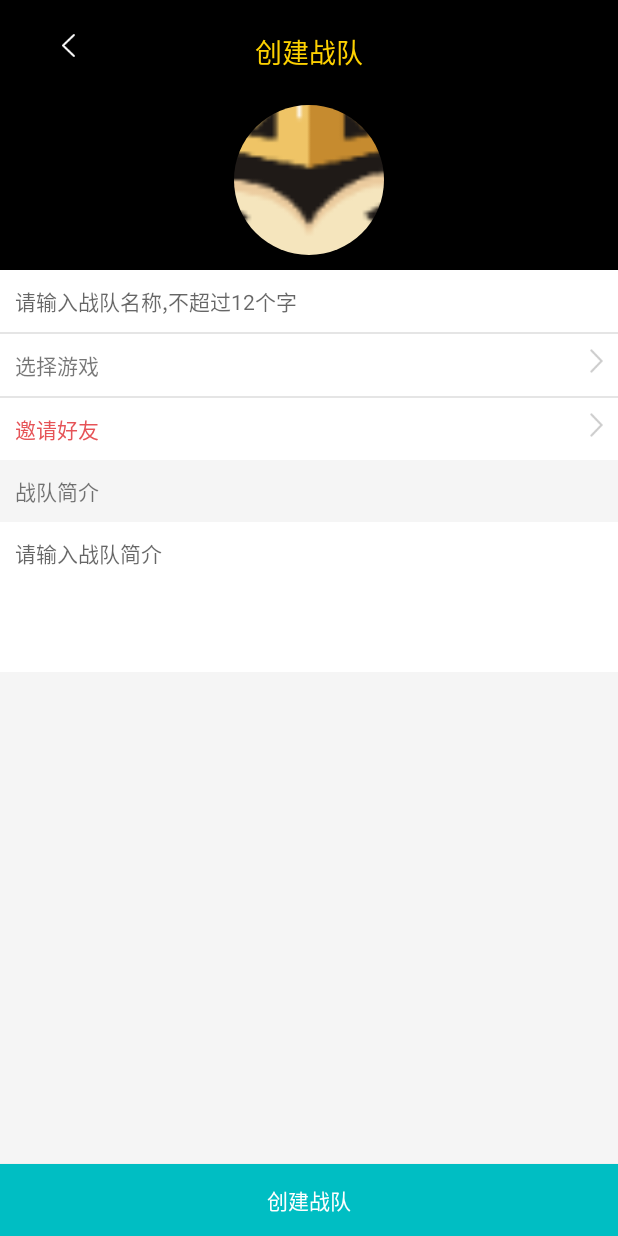
After one commit to TrueTeam/ESports2, an Android app: the CreatTeamActivity screen opened directly, with no data from a screen before it, on a phone screen of 412 x 824 dp. The commit adds this screen. Run offline under Robolectric (Android 15) with nearby library versions, the light colour scheme and no system bars; our stand-ins replace ButterKnife, CircleImageView.

Commit message:
修改全局

```diff
--- a/app/build.gradle
+++ b/app/build.gradle
@@ -37,4 +37,5 @@ dependencies {
     compile 'com.umeng.analytics:analytics:latest.integration'
 
 
+
 }
--- a/app/src/main/java/com/example/mypc/esports2/base/BaseActivity.java
+++ b/app/src/main/java/com/example/mypc/esports2/base/BaseActivity.java
@@ -13,7 +13,6 @@ import butterknife.Unbinder;
 public abstract class BaseActivity extends AppCompatActivity {
 
     private Unbinder unbind;
-    public boolean FLAG = true;
     @Override
     protected void onCreate(@Nullable Bundle savedInstanceState) {
         super.onCreate(savedInstanceState);
--- a/app/src/main/java/com/example/mypc/esports2/main/MainActivity.java
+++ b/app/src/main/java/com/example/mypc/esports2/main/MainActivity.java
@@ -6,6 +6,7 @@ import android.support.v4.app.FragmentTransaction;
 import android.view.View;
 import android.widget.RadioButton;
 
+import com.example.mypc.esports2.MyApp;
 import com.example.mypc.esports2.R;
 import com.example.mypc.esports2.base.BaseActivity;
 import com.example.mypc.esports2.fragment.UnLoginFragment;
@@ -47,7 +48,7 @@ public class MainActivity extends BaseActivity {
     private void initFragment() {
         manager = getSupportFragmentManager();
         FragmentTransaction transaction = manager.beginTransaction();
-        myGamesFragment = new MyGamesFragment(FLAG);
+        myGamesFragment = new MyGamesFragment();
         newsFragment = new NewsFragment();
         unLoginFragment = new UnLoginFragment();
         findFragment=new FindFragment();
@@ -100,10 +101,11 @@ public class MainActivity extends BaseActivity {
                 selectFragment(SELECTED_NEWS);
                 break;
             case R.id.btn_message:
-                if (FLAG) {
+                if (MyApp.getFalg()) {
 
                 } else {
                     selectFragment(SELECTED_MESSAGE);
+
                 }
                 break;
         }
--- /dev/null
+++ b/app/src/main/java/com/example/mypc/esports2/main/creatteam/CreatTeamActivity.java
@@ -0,0 +1,50 @@
+package com.example.mypc.esports2.main.creatteam;
+
+import android.view.View;
+import android.widget.Button;
+import android.widget.ImageView;
+import android.widget.LinearLayout;
+import android.widget.Toast;
+
+import com.example.mypc.esports2.R;
+import com.example.mypc.esports2.base.BaseActivity;
+
+import butterknife.BindView;
+import butterknife.OnClick;
+
+public class CreatTeamActivity extends BaseActivity {
+
+
+    @BindView(R.id.on_back_image)
+    ImageView onBackImage;
+    @BindView(R.id.layout_selector_game)
+    LinearLayout layoutSelectorGame;
+    @BindView(R.id.layout_add_friend)
+    LinearLayout layoutAddFriend;
+    @BindView(R.id.btn_craeat_team)
+    Button btnCraeatTeam;
+
+    @Override
+    public int getLayoutID() {
+        return R.layout.activity_creat_team;
+    }
+
+
+    @OnClick({R.id.on_back_image, R.id.layout_selector_game, R.id.layout_add_friend, R.id.btn_craeat_team})
+    public void onClick(View view) {
+        switch (view.getId()) {
+            case R.id.on_back_image:
+                onBackPressed();
+                break;
+            case R.id.layout_selector_game:
+                Toast.makeText(CreatTeamActivity.this,"选择游戏", Toast.LENGTH_SHORT).show();
+                break;
+            case R.id.layout_add_friend:
+                Toast.makeText(CreatTeamActivity.this,"添加好友", Toast.LENGTH_SHORT).show();
+                break;
+            case R.id.btn_craeat_team:
+                Toast.makeText(CreatTeamActivity.this,"创建战队", Toast.LENGTH_SHORT).show();
+                break;
+        }
+    }
+}
--- /dev/null
+++ b/app/src/main/res/layout/activity_creat_team.xml
@@ -0,0 +1,156 @@
+<?xml version="1.0" encoding="utf-8"?>
+<RelativeLayout xmlns:android="http://schemas.android.com/apk/res/android"
+    xmlns:tools="http://schemas.android.com/tools"
+    android:layout_width="match_parent"
+    android:layout_height="match_parent"
+    android:background="#F5F5F5"
+    tools:context="com.example.mypc.esports2.main.creatteam.CreatTeamActivity">
+
+    <LinearLayout
+        android:layout_width="wrap_content"
+        android:layout_height="wrap_content"
+        android:orientation="vertical">
+
+        <RelativeLayout
+            android:layout_width="match_parent"
+            android:layout_height="60dp"
+            android:background="#000"
+            android:padding="15dp">
+
+            <ImageView
+                android:id="@+id/on_back_image"
+                android:layout_width="60dp"
+                android:layout_height="match_parent"
+                android:layout_centerVertical="true"
+                android:scaleType="center"
+                android:src="@mipmap/icon_arrow_left" />
+
+            <TextView
+                android:layout_width="wrap_content"
+                android:layout_height="wrap_content"
+                android:layout_centerHorizontal="true"
+                android:layout_marginTop="5dp"
+                android:text="创建战队"
+                android:textColor="#FDD101"
+                android:textSize="18sp" />
+        </RelativeLayout>
+
+        <LinearLayout
+            android:layout_width="match_parent"
+            android:layout_height="wrap_content"
+            android:background="#000"
+            android:padding="10dp">
+
+            <de.hdodenhof.circleimageview.CircleImageView
+                android:layout_width="match_parent"
+                android:layout_height="wrap_content"
+                android:layout_gravity="center_horizontal"
+                android:src="@mipmap/moren_header" />
+        </LinearLayout>
+
+        <LinearLayout
+            android:layout_width="match_parent"
+            android:layout_height="wrap_content"
+            android:background="@color/cardview_light_background"
+            android:orientation="horizontal">
+
+            <EditText
+                android:layout_width="match_parent"
+                android:layout_height="wrap_content"
+                android:background="@null"
+                android:hint="请输入战队名称,不超过12个字"
+                android:padding="10dp"
+                android:textSize="14sp" />
+        </LinearLayout>
+
+        <View
+            android:layout_width="match_parent"
+            android:layout_height="1dp"
+            android:background="#e5e5e5" />
+
+        <LinearLayout
+            android:id="@+id/layout_selector_game"
+            android:layout_width="match_parent"
+            android:layout_height="wrap_content"
+            android:background="@color/cardview_light_background"
+            android:orientation="horizontal"
+            android:padding="10dp">
+
+            <TextView
+                android:layout_width="0dp"
+                android:layout_height="wrap_content"
+                android:layout_weight="1"
+                android:text="选择游戏" />
+
+            <ImageView
+                android:layout_width="wrap_content"
+                android:layout_height="wrap_content"
+                android:gravity="right"
+                android:src="@mipmap/icon_arrow_white_right" />
+        </LinearLayout>
+
+        <View
+            android:layout_width="match_parent"
+            android:layout_height="1dp"
+            android:background="#e5e5e5" />
+
+        <LinearLayout
+            android:id="@+id/layout_add_friend"
+            android:layout_width="match_parent"
+            android:layout_height="wrap_content"
+            android:background="@color/cardview_light_background"
+            android:orientation="horizontal"
+            android:padding="10dp">
+
+            <TextView
+                android:layout_width="0dp"
+                android:layout_height="wrap_content"
+                android:layout_weight="1"
+                android:text="邀请好友"
+                android:textColor="#E65357" />
+
+            <ImageView
+                android:layout_width="wrap_content"
+                android:layout_height="wrap_content"
+                android:gravity="right"
+                android:src="@mipmap/icon_arrow_white_right" />
+        </LinearLayout>
+
+        <LinearLayout
+            android:layout_width="match_parent"
+            android:layout_height="wrap_content"
+            android:background="#F5F5F5"
+            android:orientation="horizontal"
+            android:padding="10dp">
+
+            <TextView
+                android:layout_width="wrap_content"
+                android:layout_height="wrap_content"
+                android:text="战队简介" />
+        </LinearLayout>
+
+        <LinearLayout
+            android:layout_width="match_parent"
+            android:layout_height="100dp"
+            android:background="@color/cardview_light_background"
+            android:orientation="vertical"
+            android:padding="10dp">
+
+            <EditText
+                android:layout_width="match_parent"
+                android:layout_height="match_parent"
+                android:background="@null"
+                android:gravity="top"
+                android:hint="请输入战队简介"
+                android:textSize="14sp" />
+        </LinearLayout>
+    </LinearLayout>
+    <Button
+        android:id="@+id/btn_craeat_team"
+        android:layout_alignParentBottom="true"
+        android:textColor="@color/cardview_light_background"
+        android:layout_width="match_parent"
+        android:layout_height="wrap_content"
+        android:background="#00BEC3"
+        android:text="创建战队"/>
+</RelativeLayout>
--- a/app/src/main/res/layout/activity_editing_interface.xml
+++ b/app/src/main/res/layout/activity_editing_interface.xml
@@ -115,6 +115,7 @@
             android:layout_width="wrap_content"
             android:layout_height="wrap_content" />
         <TextView
+            android:id="@+id/tv_date_time_picker"
             android:layout_marginLeft="25dp"
             android:text="一个日历"
             android:layout_width="0dp"
--- a/app/src/main/res/layout/activity_setting.xml
+++ b/app/src/main/res/layout/activity_setting.xml
@@ -134,6 +134,8 @@
 
     </LinearLayout>
     <Button
+        android:visibility="gone"
+        android:id="@+id/btn_user_exit"
         android:layout_alignParentBottom="true"
         android:layout_width="match_parent"
         android:layout_height="wrap_content"
--- a/app/src/main/res/values/dimens.xml
+++ b/app/src/main/res/values/dimens.xml
@@ -28,6 +28,9 @@
     <dimen name="actionbar_height">45dip</dimen>
     <dimen name="actionbar_item_height">45dip</dimen>
     <dimen name="actionbar_item_width">45dip</dimen>
+    <!-- Default screen margins, per the Android Design guidelines. -->
+    <dimen name="activity_horizontal_margin">16dp</dimen>
+    <dimen name="activity_vertical_margin">16dp</dimen>
 
 
 </resources>
--- a/app/src/main/res/values/strings.xml
+++ b/app/src/main/res/values/strings.xml
@@ -146,8 +146,4 @@
     <string name="perm">需要权限:</string>
 
 
-
-
-
-
 </resources>
```
Also changed, not shown: app/src/main/AndroidManifest.xml (+29 -25 lines), app/src/main/java/com/example/mypc/esports2/MyApp.java (+8 -0 lines), app/src/main/java/com/example/mypc/esports2/gamelib/MyGamesFragment.java (+15 -17 lines), app/src/main/java/com/example/mypc/esports2/main/InterestedActivity.java (+27 -0 lines), app/src/main/java/com/example/mypc/esports2/main/MyTeamActivity.java (+5 -3 lines), app/src/main/java/com/example/mypc/esports2/main/SettingActivity.java (+13 -0 lines), app/src/main/java/com/example/mypc/esports2/main/joininteam/JoinInTeamActivity.java (added, +27 -0 lines), app/src/main/java/com/example/mypc/esports2/main/persondetails/EditingInterfaceActivity.java (+7 -1 lines), app/src/main/res/layout/activity_join_in_team.xml (added, +67 -0 lines).
